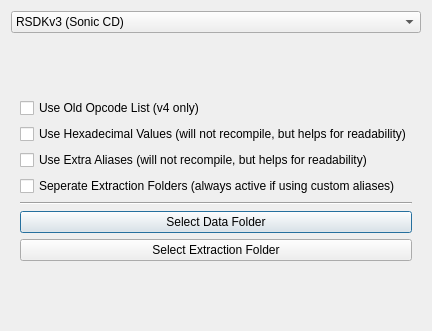
The window that RetroEDv2/tools/scriptunpacker.ui (RSDKModding/RetroED) describes before a commit, drawn with Qt 5.
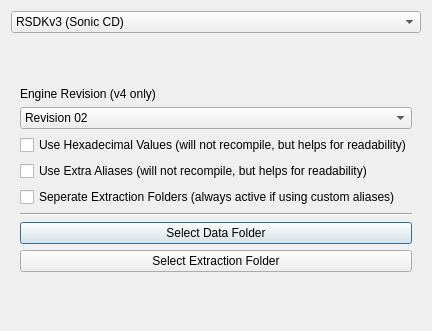
The same window after the commit.

```diff
--- a/RetroEDv2/tools/scriptunpacker.ui
+++ b/RetroEDv2/tools/scriptunpacker.ui
@@ -18,55 +18,42 @@
     <widget class="QStackedWidget" name="stackedWidget">
      <widget class="QWidget" name="page_v3v4">
       <layout class="QGridLayout" name="gridLayout_2">
-       <item row="4" column="0">
-        <widget class="QCheckBox" name="sepFolders">
+       <item row="1" column="0">
+        <widget class="QLabel" name="label">
          <property name="text">
-          <string>Seperate Extraction Folders (always active if using custom aliases)</string>
+          <string>Engine Revision (v4 only)</string>
          </property>
         </widget>
        </item>
-       <item row="0" column="0">
-        <spacer name="verticalSpacer">
-         <property name="orientation">
-          <enum>Qt::Vertical</enum>
-         </property>
-         <property name="sizeHint" stdset="0">
-          <size>
-           <width>20</width>
-           <height>40</height>
-          </size>
-         </property>
-        </spacer>
-       </item>
-       <item row="2" column="0">
+       <item row="3" column="0">
         <widget class="QCheckBox" name="useHex">
          <property name="text">
           <string>Use Hexadecimal Values (will not recompile, but helps for readability)</string>
          </property>
         </widget>
        </item>
-       <item row="3" column="0">
+       <item row="5" column="0">
+        <widget class="QCheckBox" name="sepFolders">
+         <property name="text">
+          <string>Seperate Extraction Folders (always active if using custom aliases)</string>
+         </property>
+        </widget>
+       </item>
+       <item row="4" column="0">
         <widget class="QCheckBox" name="useCustomAliases">
          <property name="text">
           <string>Use Extra Aliases (will not recompile, but helps for readability)</string>
          </property>
         </widget>
        </item>
-       <item row="6" column="0">
+       <item row="7" column="0">
         <widget class="QPushButton" name="selDataFolder">
          <property name="text">
           <string>Select Data Folder</string>
          </property>
         </widget>
        </item>
-       <item row="7" column="0">
-        <widget class="QPushButton" name="selExtractFolder">
-         <property name="text">
-          <string>Select Extraction Folder</string>
-         </property>
-        </widget>
-       </item>
-       <item row="8" column="0">
+       <item row="9" column="0">
         <spacer name="verticalSpacer_2">
          <property name="orientation">
           <enum>Qt::Vertical</enum>
@@ -79,20 +66,55 @@
          </property>
         </spacer>
        </item>
-       <item row="5" column="0">
+       <item row="6" column="0">
         <widget class="Line" name="line">
          <property name="orientation">
           <enum>Qt::Horizontal</enum>
          </property>
         </widget>
        </item>
-       <item row="1" column="0">
-        <widget class="QCheckBox" name="useOldOps">
+       <item row="8" column="0">
+        <widget class="QPushButton" name="selExtractFolder">
          <property name="text">
-          <string>Use Old Opcode List (v4 only)</string>
+          <string>Select Extraction Folder</string>
          </property>
         </widget>
        </item>
+       <item row="0" column="0">
+        <spacer name="verticalSpacer">
+         <property name="orientation">
+          <enum>Qt::Vertical</enum>
+         </property>
+         <property name="sizeHint" stdset="0">
+          <size>
+           <width>20</width>
+           <height>40</height>
+          </size>
+         </property>
+        </spacer>
+       </item>
+       <item row="2" column="0">
+        <widget class="QComboBox" name="engineRev">
+         <property name="currentIndex">
+          <number>2</number>
+         </property>
+         <item>
+          <property name="text">
+           <string>Revision 00</string>
+          </property>
+         </item>
+         <item>
+          <property name="text">
+           <string>Revision 01</string>
+          </property>
+         </item>
+         <item>
+          <property name="text">
+           <string>Revision 02</string>
+          </property>
+         </item>
+        </widget>
+       </item>
       </layout>
      </widget>
      <widget class="QWidget" name="page_v1">
```
